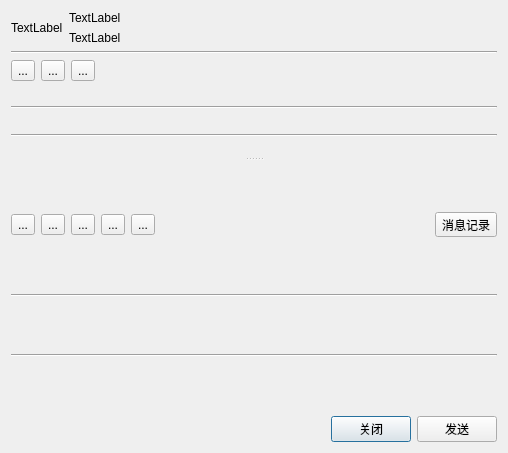
This is qqfriendchatdlg.ui in zhanlangsir/Qtqq as Qt 5 draws it before an edit. The edited form follows.
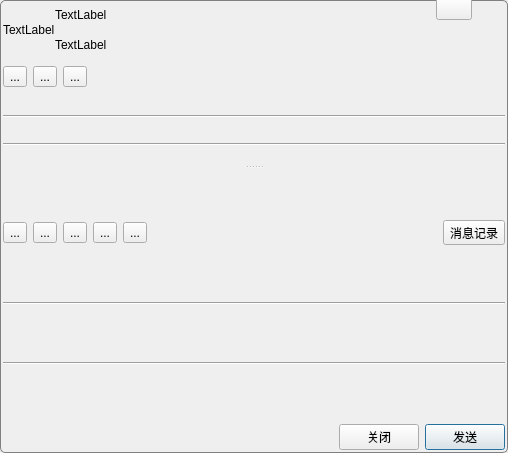
This is the edited form. Icons and pictures are not drawn.

The edit to the form file:
```diff
--- a/qqfriendchatdlg.ui
+++ b/qqfriendchatdlg.ui
@@ -13,7 +13,27 @@
   <property name="windowTitle">
    <string>Dialog</string>
   </property>
+  <property name="styleSheet">
+   <string notr="true">QWidget#QQFriendChatDlg {
+border:1px solid grey;
+border-radius:5px;
+}</string>
+  </property>
   <layout class="QVBoxLayout" name="verticalLayout_3">
+   <property name="spacing">
+    <number>6</number>
+   </property>
+   <property name="margin">
+    <number>0</number>
+   </property>
+   <item>
+    <layout class="QHBoxLayout" name="horizontalLayout_6">
+     <property name="spacing">
+      <number>0</number>
+     </property>
+     <property name="leftMargin">
+      <number>3</number>
+     </property>
    <item>
     <layout class="QHBoxLayout" name="horizontalLayout">
      <item>
@@ -50,14 +70,113 @@
     </layout>
    </item>
    <item>
-    <widget class="Line" name="line">
+      <layout class="QVBoxLayout" name="verticalLayout_2">
+       <item>
+        <layout class="QHBoxLayout" name="horizontalLayout_5">
+         <property name="spacing">
+          <number>0</number>
+         </property>
+         <item>
+          <spacer name="horizontalSpacer_4">
      <property name="orientation">
       <enum>Qt::Horizontal</enum>
      </property>
-    </widget>
+           <property name="sizeHint" stdset="0">
+            <size>
+             <width>40</width>
+             <height>20</height>
+            </size>
+           </property>
+          </spacer>
+         </item>
+         <item>
+          <widget class="QToolButton" name="tb_mini_">
+           <property name="minimumSize">
+            <size>
+             <width>36</width>
+             <height>20</height>
+            </size>
+           </property>
+           <property name="styleSheet">
+            <string notr="true">QToolButton{
+margin:-2 0 0 0;
+border-image: url(:/new/login/images/LoginPanel/btn_mini_normal.png);
+}
+
+QToolButton:hover{
+border-image: url(:/new/login/images/LoginPanel/btn_mini_highlight.png);
+}
+
+QToolButton:pressed{
+border-image: url(:/new/login/images/LoginPanel/btn_mini_down.png);
+}</string>
+           </property>
+           <property name="text">
+            <string/>
+           </property>
+          </widget>
+         </item>
+         <item>
+          <widget class="QToolButton" name="tb_close_">
+           <property name="minimumSize">
+            <size>
+             <width>36</width>
+             <height>20</height>
+            </size>
+           </property>
+           <property name="styleSheet">
+            <string notr="true">QToolButton{
+margin:-2 0 0 0;
+border-top-right-radius:5px;
+background-image: url(:/new/login/images/LoginPanel/btn_close_normal.png);
+}
+
+QToolButton:hover{
+border-top-right-radius:5px;
+background-image: url(:/new/login/images/LoginPanel/btn_close_highlight.png);
+}
+
+QToolButton:pressed{
+border-top-right-radius:5px;
+background-image: url(:/new/login/images/LoginPanel/btn_close_down.png);
+}
+</string>
+           </property>
+           <property name="text">
+            <string/>
+           </property>
+          </widget>
+         </item>
+        </layout>
+       </item>
+       <item>
+        <spacer name="verticalSpacer">
+         <property name="orientation">
+          <enum>Qt::Vertical</enum>
+         </property>
+         <property name="sizeType">
+          <enum>QSizePolicy::Minimum</enum>
+         </property>
+         <property name="sizeHint" stdset="0">
+          <size>
+           <width>20</width>
+           <height>40</height>
+          </size>
+         </property>
+        </spacer>
+       </item>
+      </layout>
+     </item>
+    </layout>
    </item>
    <item>
     <layout class="QHBoxLayout" name="horizontalLayout_2">
+     <property name="leftMargin">
+      <number>3</number>
+     </property>
+     <property name="bottomMargin">
+      <number>3</number>
+     </property>
      <item>
       <widget class="QToolButton" name="toolButton">
        <property name="text">
@@ -96,10 +215,15 @@
    </item>
    <item>
     <widget class="QSplitter" name="splitter">
+     <property name="styleSheet">
+      <string notr="true">QSplitter#splitter{
+margin:0 3 0 3;
+}</string>
+     </property>
      <property name="orientation">
       <enum>Qt::Vertical</enum>
      </property>
-     <widget class="QWidget" name="">
+     <widget class="QWidget" name="layoutWidget">
       <layout class="QVBoxLayout" name="v_show_layout_">
        <item>
         <widget class="Line" name="second_line_">
@@ -117,7 +241,7 @@
        </item>
       </layout>
      </widget>
-     <widget class="QWidget" name="">
+     <widget class="QWidget" name="layoutWidget">
       <layout class="QVBoxLayout" name="v_bottom_layout_">
        <item>
         <layout class="QHBoxLayout" name="horizontalLayout_3">
@@ -212,6 +336,15 @@
    </item>
    <item>
     <layout class="QHBoxLayout" name="horizontalLayout_4">
+     <property name="leftMargin">
+      <number>3</number>
+     </property>
+     <property name="rightMargin">
+      <number>3</number>
+     </property>
+     <property name="bottomMargin">
+      <number>3</number>
+     </property>
      <item>
       <spacer name="horizontalSpacer_3">
        <property name="orientation">
@@ -237,6 +370,9 @@
        <property name="text">
         <string>发送</string>
        </property>
+       <property name="default">
+        <bool>true</bool>
+       </property>
       </widget>
      </item>
     </layout>
```
Left out of the diff: 8 changed lines with no effect on the pictures. Lines whose indentation alone changed are shown as unchanged.
